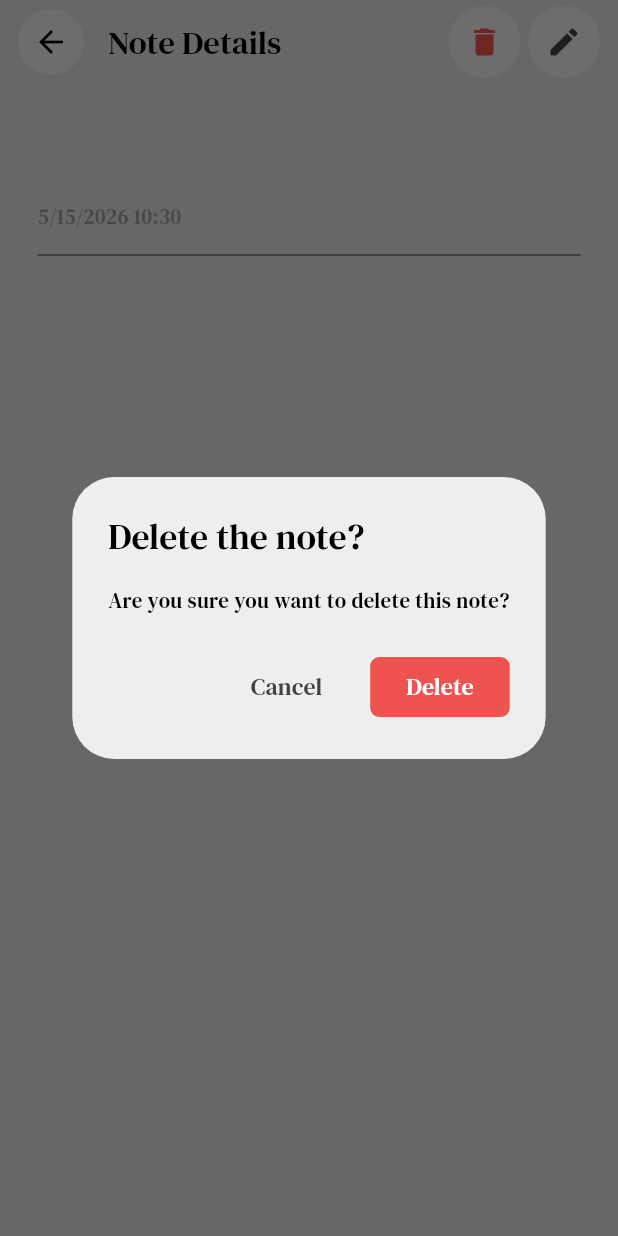
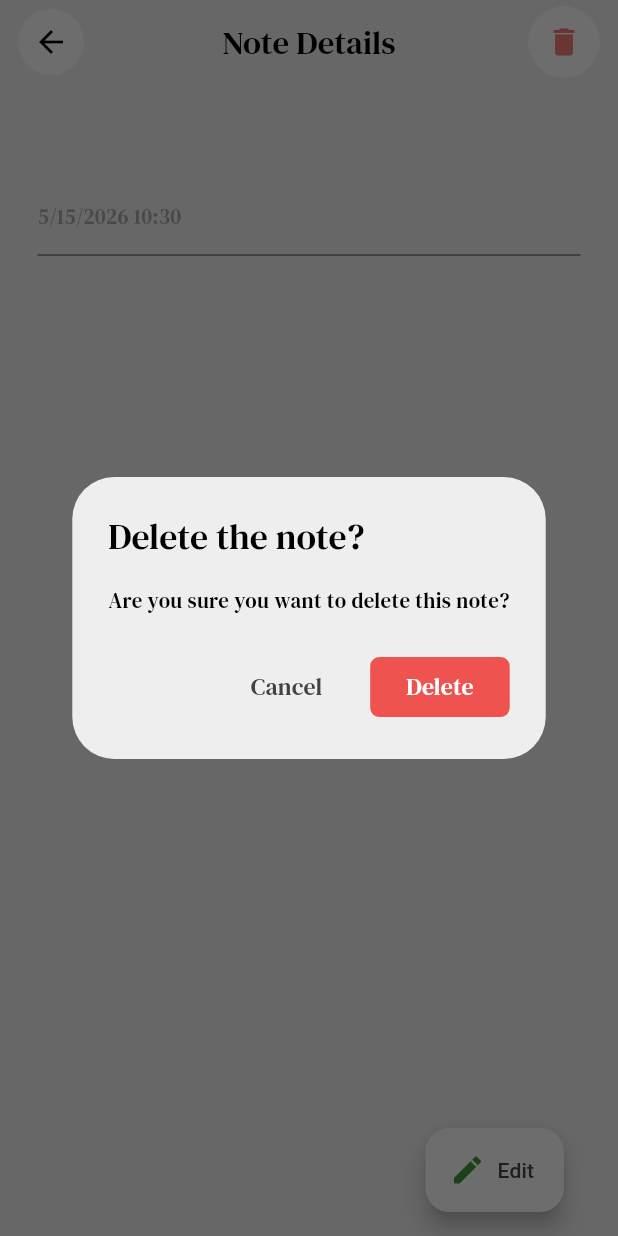
Before and after one commit to iktiarnazib/Notes-App, a Flutter app: the NoteDetailPage screen opened directly with empty values, after a tap on the "delete" icon, on a phone screen of 412 x 824 dp. Run offline on Flutter 3.47's test engine with Material 3 defaults, Android fonts, the phone set to English and light mode, and no system bars; our stand-ins replace drift, flutter_riverpod, popover, shared_preferences; accounts and stored records are empty; generated files the repository leaves out were written again; project files that could hold a hidden picture were left out.

Commit message:
Edit ImplemetedInNoteDetails

```diff
--- a/lib/pages/note_detail_page.dart
+++ b/lib/pages/note_detail_page.dart
@@ -203,28 +203,19 @@ class _NoteDetailPageState extends ConsumerState<NoteDetailPage> {
           'Note Details',
           style: TextStyle(fontFamily: 'DMSerifText'),
         ),
+        centerTitle: true,
         automaticallyImplyLeading: false,
         leading: Padding(
           padding: const EdgeInsets.only(left: 12.0),
           child: MyBackButton(),
         ),
         actions: [
-          MyStyleButton(
-            onTap: () => onDeletePressed(widget.id),
-            icon: Icons.delete,
-            iconColor: Colors.red.shade400,
-          ),
-          SizedBox(width: 5),
           Padding(
             padding: const EdgeInsets.only(right: 12.0),
             child: MyStyleButton(
-              icon: Icons.edit,
-              iconColor: Theme.of(context).colorScheme.inversePrimary,
-              onTap: () => onEditPressed(
-                id: widget.id,
-                oldText: widget.title,
-                oldDescription: widget.description,
-              ),
+              icon: Icons.delete,
+              iconColor: Colors.red.shade300,
+              onTap: () => onDeletePressed(widget.id),
             ),
           ),
         ],
@@ -261,6 +252,24 @@ class _NoteDetailPageState extends ConsumerState<NoteDetailPage> {
           ],
         ),
       ),
+      floatingActionButton: Padding(
+        padding: const EdgeInsets.only(right: 20.0),
+        child: FloatingActionButton.extended(
+          label: Text(
+            'Edit',
+            style: TextStyle(
+              color: Theme.of(context).colorScheme.inversePrimary,
+            ),
+          ),
+          backgroundColor: Theme.of(context).colorScheme.primary,
+          onPressed: () => onEditPressed(
+            id: widget.id,
+            oldText: widget.title,
+            oldDescription: widget.description,
+          ),
+          icon: Icon(Icons.edit, color: Colors.green.shade700),
+        ),
+      ),
     );
   }
 }
```
